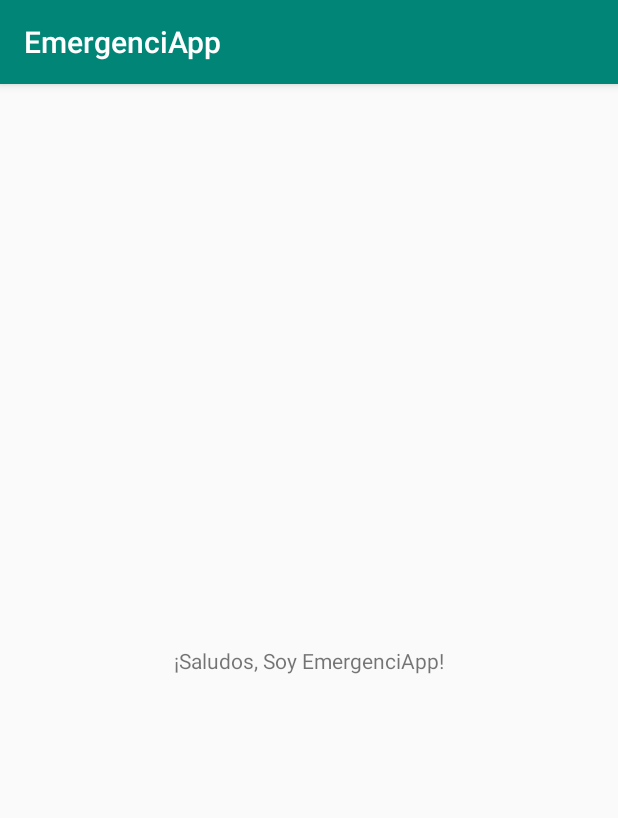
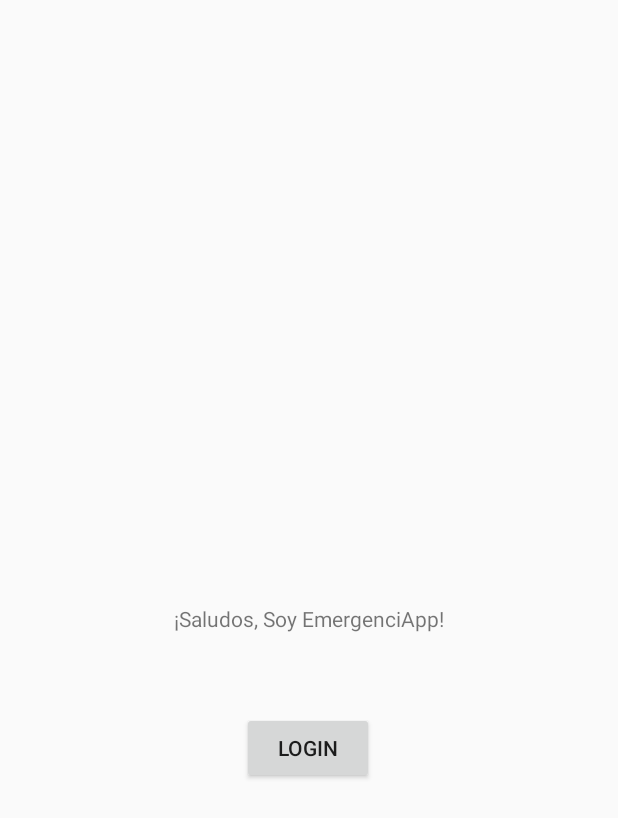
Before and after one commit to MiguelAPaez/EmergenciApp, an Android app: the screen it shows after launch (MainActivity), on a phone screen of 412 x 824 dp. Shown: the top 818 px of the screen. Run offline under Robolectric (Android 15) with nearby library versions, the phone set to English and light mode, and no system bars.

Commit message:
LoginView First Commit
Vista del login de la aplicación primer commit

```diff
--- a/app/build.gradle
+++ b/app/build.gradle
@@ -26,4 +26,5 @@ dependencies {
     testImplementation 'junit:junit:4.12'
     androidTestImplementation 'androidx.test:runner:1.2.0'
     androidTestImplementation 'androidx.test.espresso:espresso-core:3.2.0'
+    implementation 'com.google.android.material:material:1.1.0'
 }
--- a/app/src/main/AndroidManifest.xml
+++ b/app/src/main/AndroidManifest.xml
@@ -9,6 +9,7 @@
         android:roundIcon="@mipmap/ic_launcher_round"
         android:supportsRtl="true"
         android:theme="@style/AppTheme">
+        <activity android:name=".Login"></activity>
         <activity android:name=".MainActivity">
             <intent-filter>
                 <action android:name="android.intent.action.MAIN" />
--- a/app/src/main/java/com/example/miguelapaez/emergenciapp/MainActivity.java
+++ b/app/src/main/java/com/example/miguelapaez/emergenciapp/MainActivity.java
@@ -2,7 +2,10 @@ package com.example.miguelapaez.emergenciapp;
 
 import androidx.appcompat.app.AppCompatActivity;
 
+import android.content.Intent;
 import android.os.Bundle;
+import android.view.View;
+import android.widget.Button;
 
 public class MainActivity extends AppCompatActivity {
 
@@ -10,5 +13,16 @@ public class MainActivity extends AppCompatActivity {
     protected void onCreate(Bundle savedInstanceState) {
         super.onCreate ( savedInstanceState );
         setContentView ( R.layout.activity_main );
+        getSupportActionBar().hide();
+
+        Button btn = (Button) findViewById( R.id.buttonLogin);
+        btn.setOnClickListener(new View.OnClickListener() {
+            @Override
+            public void onClick(View v) {
+                Intent intent = new Intent ( v.getContext(), Login.class);
+                startActivityForResult(intent, 0);
+            }
+        });
+
     }
 }
--- a/app/src/main/res/layout/activity_main.xml
+++ b/app/src/main/res/layout/activity_main.xml
@@ -7,6 +7,7 @@
     tools:context=".MainActivity">
 
     <TextView
+        android:id="@+id/textView2"
         android:layout_width="wrap_content"
         android:layout_height="wrap_content"
         android:text="¡Saludos, Soy EmergenciApp!"
@@ -15,4 +16,17 @@
         app:layout_constraintRight_toRightOf="parent"
         app:layout_constraintTop_toTopOf="parent" />
 
+    <Button
+        android:id="@+id/buttonLogin"
+        android:layout_width="wrap_content"
+        android:layout_height="wrap_content"
+        android:layout_marginStart="8dp"
+        android:layout_marginTop="72dp"
+        android:layout_marginEnd="8dp"
+        android:text="Login"
+        app:layout_constraintEnd_toEndOf="parent"
+        app:layout_constraintHorizontal_bias="0.498"
+        app:layout_constraintStart_toStartOf="parent"
+        app:layout_constraintTop_toTopOf="@+id/textView2" />
+
 </androidx.constraintlayout.widget.ConstraintLayout>
--- a/app/src/main/res/values/colors.xml
+++ b/app/src/main/res/values/colors.xml
@@ -1,6 +1,6 @@
 <?xml version="1.0" encoding="utf-8"?>
 <resources>
-    <color name="colorPrimary">#008577</color>
-    <color name="colorPrimaryDark">#00574B</color>
-    <color name="colorAccent">#D81B60</color>
+    <color name="colorBackground">#170007FF</color>
+    <color name="colorWhite">#FFFFFF</color>
+    <color name="colorBlack">#000000</color>
 </resources>
--- a/app/src/main/res/values/strings.xml
+++ b/app/src/main/res/values/strings.xml
@@ -1,3 +1,5 @@
 <resources>
     <string name="app_name">EmergenciApp</string>
+    <string name="email">Correo Electrónico</string>
+    <string name="password">Contraseña</string>
 </resources>
--- a/app/src/main/res/values/styles.xml
+++ b/app/src/main/res/values/styles.xml
@@ -3,9 +3,9 @@
     <!-- Base application theme. -->
     <style name="AppTheme" parent="Theme.AppCompat.Light.DarkActionBar">
         <!-- Customize your theme here. -->
-        <item name="colorPrimary">@color/colorPrimary</item>
-        <item name="colorPrimaryDark">@color/colorPrimaryDark</item>
-        <item name="colorAccent">@color/colorAccent</item>
+        <item name="colorPrimary">@color/colorWhite</item>
+        <item name="colorPrimaryDark">@color/colorBlack</item>
+        <item name="colorAccent">@color/colorBlack</item>
     </style>
 
 </resources>
```
Also changed, not shown: app/src/main/java/com/example/miguelapaez/emergenciapp/Login.java (added, +15 -0 lines), app/src/main/res/drawable/shape.xml (added, +14 -0 lines), app/src/main/res/layout/activity_login.xml (added, +100 -0 lines), app/src/main/res/drawable/logo.png (added).
